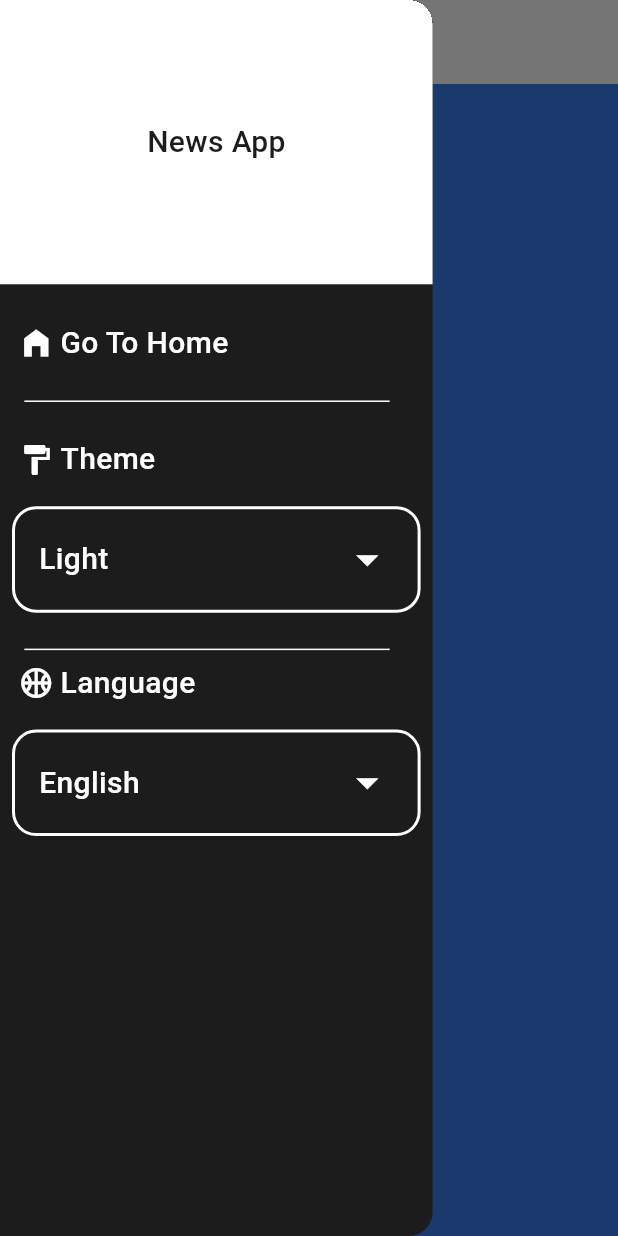
After one commit to MustafaMusaa/news_app, a Flutter app: the screen it shows after launch, with the side drawer open, on a phone screen of 412 x 824 dp. The commit adds this screen. Run offline on Flutter 3.47's test engine with Material 3 defaults, Android fonts, the phone set to English and light mode, and no system bars; generated files the repository leaves out were written again.

Commit message:
drawer ui

```diff
--- a/lib/app_utls/app_theme.dart
+++ b/lib/app_utls/app_theme.dart
@@ -4,7 +4,7 @@ import 'app_colors.dart';
 class AppTheme {
   static final ThemeData lightTheme = ThemeData(
     scaffoldBackgroundColor: AppColors.bglight,
-    appBarTheme: AppBarTheme(color: AppColors.primaryColorLight),
+    appBarTheme:const AppBarTheme(color: AppColors.white),
     primaryColor: AppColors.primaryColorLight,
     primaryColorLight: AppColors.bglight,
     floatingActionButtonTheme: const FloatingActionButtonThemeData(
@@ -24,7 +24,7 @@ class AppTheme {
   static final ThemeData darkTheme = ThemeData(
       scaffoldBackgroundColor: AppColors.primaryColorDark,
       primaryColorDark: AppColors.primaryColorDark,
-      appBarTheme: AppBarTheme(color: AppColors.primaryColorDark),
+      appBarTheme:const AppBarTheme(color: AppColors.black),
       primaryColor: AppColors.primaryColorDark,
       primaryColorLight: AppColors.primaryColorDark,
       floatingActionButtonTheme: const FloatingActionButtonThemeData(
--- /dev/null
+++ b/lib/drawer/drawer.dart
@@ -0,0 +1,152 @@
+import 'package:flutter/material.dart';
+import 'package:news_app/app_utls/app_colors.dart';
+import 'package:flutter_gen/gen_l10n/app_localizations.dart';
+import 'package:news_app/app_utls/app_styles.dart';
+import 'package:news_app/drawer/theme_sheet.dart';
+import 'package:provider/provider.dart';
+
+import '../provider/language_provider.dart';
+import '../provider/theme_provider.dart';
+import 'language_sheet.dart';
+
+class DrawerWidget extends StatelessWidget {
+  DrawerWidget();
+  @override
+  Widget build(BuildContext context) {
+    var width = MediaQuery.of(context).size.width;
+    var height = MediaQuery.of(context).size.height;
+    var languageProvider = Provider.of<AppLanguageProvider>(context);
+    var themeProvider = Provider.of<AppThemeProvider>(context);
+
+
+    void showLanguageBottomSheet() {
+      showModalBottomSheet(
+          context: context, builder: (context) => LanguageBottomSheet());
+    }
+
+    void showThemeBottomSheet() {
+      showModalBottomSheet(
+          context: context, builder: (context) => ThemeBottomSheet());
+    }
+    return Drawer(
+      backgroundColor: AppColors.black,
+      width: width*0.7,
+      child: Column(
+        children: [
+          Container(
+            color: AppColors.white,
+            height: height*0.23,
+            child: Center(child: Text(AppLocalizations.of(context)!.newsApp,style: AppStyle.black20w500,)),
+          ),
+          Padding(
+            padding: const EdgeInsets.all(8.0),
+            child: Column(
+              crossAxisAlignment: CrossAxisAlignment.start,
+              children: [
+                SizedBox(height:height* 0.02,),
+                InkWell(
+                  onTap: (){
+                    // navigate to home
+                  },
+                  child:
+                  Row(
+                    children: [
+                      SizedBox(width:width *0.01,),
+                      Icon(Icons.home_filled,color: AppColors.white,),
+                      SizedBox(width:width *0.01,),
+                      Text(AppLocalizations.of(context)!.goToHome,style: AppStyle.white20medium,)
+                    ],
+                  ),
+                ),
+                SizedBox(height:height* 0.02,),
+                Divider(color: AppColors.white,thickness: 1,indent: width*0.02,endIndent: width*0.05,),
+                SizedBox(height:height* 0.02,),
+                Row(
+                  children: [
+                    SizedBox(width:width *0.01,),
+
+                    Icon(Icons.format_paint,color: AppColors.white,),
+                    SizedBox(width:width *0.01,),
+                    Text(AppLocalizations.of(context)!.theme,style: AppStyle.white20medium,)
+                  ],
+                ),
+                SizedBox(height:height* 0.02,),
+                InkWell(
+                  onTap: () {
+                    showThemeBottomSheet();
+                  },
+                  child: Container(
+                    padding: const EdgeInsets.all(16),
+                    decoration: BoxDecoration(
+                        borderRadius: BorderRadius.circular(16),
+                        border: Border.all(
+                            color: AppColors.white, width: 2)),
+                    child: Row(
+                      mainAxisAlignment: MainAxisAlignment.spaceBetween,
+                      children: [
+                        Text(
+                            themeProvider.appTheme == ThemeMode.dark
+                                ? AppLocalizations.of(context)!.dark
+                                : AppLocalizations.of(context)!.light,
+                            style: AppStyle.black20w500
+                                .copyWith(color: AppColors.white)),
+                        const Icon(
+                          Icons.arrow_drop_down,
+                          color: AppColors.white,
+                          size: 35,
+                        )
+                      ],
+                    ),
+                  ),
+                ),
+                SizedBox(height:height* 0.02,),
+                Divider(color: AppColors.white,thickness: 1,indent: width*0.02,endIndent: width*0.05,),
+                Row(
+                  children: [
+                    SizedBox(width:width *0.01,),
+
+                    Icon(Icons.sports_basketball_outlined,color: AppColors.white,),
+                    SizedBox(width:width *0.01,),
+                    Text(AppLocalizations.of(context)!.language,style: AppStyle.white20medium,)
+                  ],
+                ),
+                SizedBox(height:height* 0.02,),
+                InkWell(
+                  onTap: () {
+                    showLanguageBottomSheet();
+                  },
+                  child: Container(
+                    padding: const EdgeInsets.all(16),
+                    decoration: BoxDecoration(
+                        borderRadius: BorderRadius.circular(16),
+                        border: Border.all(
+                            color: AppColors.white, width: 2)),
+                    child: Row(
+                      mainAxisAlignment: MainAxisAlignment.spaceBetween,
+                      children: [
+                        Text(
+                            languageProvider.appLanguage == 'en'
+                                ? AppLocalizations.of(context)!.english
+                                : AppLocalizations.of(context)!.arabic,
+                            style: AppStyle.black20w500
+                                .copyWith(color: AppColors.white)),
+                        const Icon(
+                          Icons.arrow_drop_down,
+                          color: AppColors.white,
+                          size: 35,
+                        )
+                      ],
+                    ),
+                  ),
+                ),
+              ],
+            ),
+          )
+
+        ],
+      ),
+    );
+
+  }
+
+}
--- a/lib/drawer/language_sheet.dart
+++ b/lib/drawer/language_sheet.dart
@@ -55,12 +55,12 @@ class _LanguageBottomSheetState extends State<LanguageBottomSheet> {
           style: TextStyle(
               fontSize: 20,
               fontWeight: FontWeight.w500,
-              color: AppColors.blue),
+              color: AppColors.black),
         ),
         Icon(
           Icons.check,
           size: 30,
-          color: AppColors.blue,
+          color: AppColors.black,
         ),
       ],
     );
--- a/lib/drawer/theme_sheet.dart
+++ b/lib/drawer/theme_sheet.dart
@@ -54,12 +54,12 @@ class _ThemeBottomSheetState extends State<ThemeBottomSheet> {
           style: TextStyle(
               fontSize: 20,
               fontWeight: FontWeight.w500,
-              color: AppColors.blue),
+              color: AppColors.black),
         ),
         Icon(
           Icons.check,
           size: 30,
-          color: AppColors.blue,
+          color: AppColors.black,
         ),
       ],
     );
--- a/lib/home.dart
+++ b/lib/home.dart
@@ -1,12 +1,25 @@
 import 'package:flutter/material.dart';
 import 'package:news_app/app_utls/app_colors.dart';
+import 'package:news_app/provider/theme_provider.dart';
+import 'package:provider/provider.dart';
 
-class HomePage extends StatelessWidget {
+import 'drawer/drawer.dart';
+
+class HomePage extends StatefulWidget {
   static const String routeName = 'home_page';
 
   @override
+  State<HomePage> createState() => _HomePageState();
+}
+
+class _HomePageState extends State<HomePage> {
+
+  @override
   Widget build(BuildContext context) {
+    var themeProvider = Provider.of<AppThemeProvider>(context);
     return Scaffold(
+      drawer: DrawerWidget(),
+      appBar: AppBar(),
       body: Container(
         color: AppColors.blue,
 
--- a/lib/l10n/app_ar.arb
+++ b/lib/l10n/app_ar.arb
@@ -7,8 +7,10 @@
   "dark": "مظلم",
   "home": "الرئيسية",
   "cairo": "القاهرة",
+  "newsApp": "تطبيق الأخبار",
   "egypt": "مصر",
   "date": "التاريخ",
+  "goToHome": "الرئيسية",
   "time": "الوقت",
   "all": "الكل",
   "sport": "الرياضة",
--- a/lib/l10n/app_en.arb
+++ b/lib/l10n/app_en.arb
@@ -7,8 +7,10 @@
   "dark": "Dark",
   "home": "Home",
   "cairo": "Cairo",
+  "newsApp": "News App",
   "egypt": "Egypt",
   "date": "Date",
+  "goToHome": "Go To Home",
   "time": "Time",
   "all": "All",
   "sport": "Sport",
```
Also changed, not shown: lib/splash_screen.dart (deleted).
